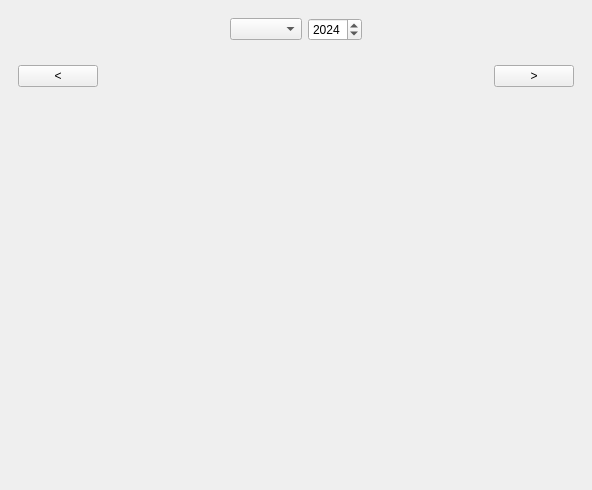
The window that src/mainwindow.ui (tototmek/PeriodCalendar) describes before a commit, drawn with Qt 5.
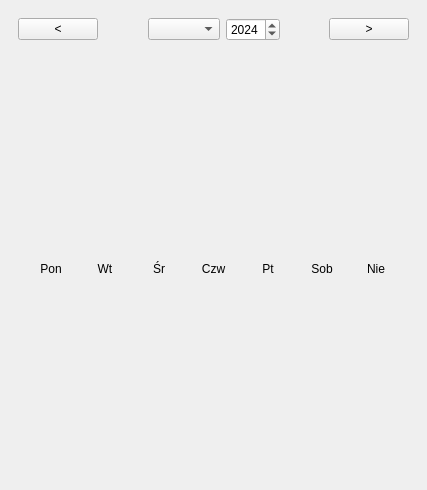
The same window after the commit.

Commit message: Add dialog to confirm setting a pill date

```diff
--- a/src/mainwindow.ui
+++ b/src/mainwindow.ui
@@ -6,7 +6,7 @@
    <rect>
     <x>0</x>
     <y>0</y>
-    <width>592</width>
+    <width>427</width>
     <height>490</height>
    </rect>
   </property>
@@ -24,6 +24,19 @@
        </sizepolicy>
       </property>
       <layout class="QHBoxLayout" name="horizontalLayout">
+       <item>
+        <widget class="QPushButton" name="prevMonthButton">
+         <property name="sizePolicy">
+          <sizepolicy hsizetype="Minimum" vsizetype="Fixed">
+           <horstretch>0</horstretch>
+           <verstretch>0</verstretch>
+          </sizepolicy>
+         </property>
+         <property name="text">
+          <string>&lt;</string>
+         </property>
+        </widget>
+       </item>
        <item>
         <spacer name="leftSpacer">
          <property name="orientation">
@@ -76,42 +89,25 @@
          </property>
         </spacer>
        </item>
+       <item>
+        <widget class="QPushButton" name="nextMonthButton">
+         <property name="sizePolicy">
+          <sizepolicy hsizetype="Minimum" vsizetype="Fixed">
+           <horstretch>0</horstretch>
+           <verstretch>0</verstretch>
+          </sizepolicy>
+         </property>
+         <property name="text">
+          <string>&gt;</string>
+         </property>
+        </widget>
+       </item>
       </layout>
      </widget>
     </item>
     <item>
      <widget class="QWidget" name="calendarContainer" native="true">
       <layout class="QHBoxLayout" name="horizontalLayout_2">
-       <item>
-        <layout class="QVBoxLayout" name="prevButtonContainer">
-         <item>
-          <widget class="QPushButton" name="prevMonthButton">
-           <property name="sizePolicy">
-            <sizepolicy hsizetype="Minimum" vsizetype="Fixed">
-             <horstretch>0</horstretch>
-             <verstretch>0</verstretch>
-            </sizepolicy>
-           </property>
-           <property name="text">
-            <string>&lt;</string>
-           </property>
-          </widget>
-         </item>
-         <item>
-          <spacer name="verticalSpacer">
-           <property name="orientation">
-            <enum>Qt::Vertical</enum>
-           </property>
-           <property name="sizeHint" stdset="0">
-            <size>
-             <width>20</width>
-             <height>40</height>
-            </size>
-           </property>
-          </spacer>
-         </item>
-        </layout>
-       </item>
        <item>
         <widget class="QWidget" name="calendarWidget" native="true">
          <property name="sizePolicy">
@@ -120,39 +116,122 @@
            <verstretch>0</verstretch>
           </sizepolicy>
          </property>
-         <layout class="QGridLayout" name="gridLayout"/>
+         <layout class="QGridLayout" name="gridLayout">
+          <item row="0" column="5">
+           <widget class="QLabel" name="label_4">
+            <property name="sizePolicy">
+             <sizepolicy hsizetype="Preferred" vsizetype="Minimum">
+              <horstretch>0</horstretch>
+              <verstretch>0</verstretch>
+             </sizepolicy>
+            </property>
+            <property name="text">
+             <string>Sob</string>
+            </property>
+            <property name="alignment">
+             <set>Qt::AlignCenter</set>
+            </property>
+           </widget>
+          </item>
+          <item row="0" column="1">
+           <widget class="QLabel" name="label_5">
+            <property name="sizePolicy">
+             <sizepolicy hsizetype="Preferred" vsizetype="Minimum">
+              <horstretch>0</horstretch>
+              <verstretch>0</verstretch>
+             </sizepolicy>
+            </property>
+            <property name="text">
+             <string>Wt</string>
+            </property>
+            <property name="alignment">
+             <set>Qt::AlignCenter</set>
+            </property>
+           </widget>
+          </item>
+          <item row="0" column="4">
+           <widget class="QLabel" name="label_3">
+            <property name="sizePolicy">
+             <sizepolicy hsizetype="Preferred" vsizetype="Minimum">
+              <horstretch>0</horstretch>
+              <verstretch>0</verstretch>
+             </sizepolicy>
+            </property>
+            <property name="text">
+             <string>Pt</string>
+            </property>
+            <property name="alignment">
+             <set>Qt::AlignCenter</set>
+            </property>
+           </widget>
+          </item>
+          <item row="0" column="0">
+           <widget class="QLabel" name="label_1">
+            <property name="sizePolicy">
+             <sizepolicy hsizetype="Preferred" vsizetype="Minimum">
+              <horstretch>0</horstretch>
+              <verstretch>0</verstretch>
+             </sizepolicy>
+            </property>
+            <property name="text">
+             <string>Pon</string>
+            </property>
+            <property name="alignment">
+             <set>Qt::AlignCenter</set>
+            </property>
+           </widget>
+          </item>
+          <item row="0" column="2">
+           <widget class="QLabel" name="label_6">
+            <property name="sizePolicy">
+             <sizepolicy hsizetype="Preferred" vsizetype="Minimum">
+              <horstretch>0</horstretch>
+              <verstretch>0</verstretch>
+             </sizepolicy>
+            </property>
+            <property name="text">
+             <string>Śr</string>
+            </property>
+            <property name="alignment">
+             <set>Qt::AlignCenter</set>
+            </property>
+           </widget>
+          </item>
+          <item row="0" column="6">
+           <widget class="QLabel" name="label_2">
+            <property name="sizePolicy">
+             <sizepolicy hsizetype="Preferred" vsizetype="Minimum">
+              <horstretch>0</horstretch>
+              <verstretch>0</verstretch>
+             </sizepolicy>
+            </property>
+            <property name="text">
+             <string>Nie</string>
+            </property>
+            <property name="alignment">
+             <set>Qt::AlignCenter</set>
+            </property>
+           </widget>
+          </item>
+          <item row="0" column="3">
+           <widget class="QLabel" name="label_7">
+            <property name="sizePolicy">
+             <sizepolicy hsizetype="Preferred" vsizetype="Minimum">
+              <horstretch>0</horstretch>
+              <verstretch>0</verstretch>
+             </sizepolicy>
+            </property>
+            <property name="text">
+             <string>Czw</string>
+            </property>
+            <property name="alignment">
+             <set>Qt::AlignCenter</set>
+            </property>
+           </widget>
+          </item>
+         </layout>
         </widget>
        </item>
-       <item>
-        <layout class="QVBoxLayout" name="nextButtonContainer">
-         <item>
-          <widget class="QPushButton" name="nextMonthButton">
-           <property name="sizePolicy">
-            <sizepolicy hsizetype="Minimum" vsizetype="Fixed">
-             <horstretch>0</horstretch>
-             <verstretch>0</verstretch>
-            </sizepolicy>
-           </property>
-           <property name="text">
-            <string>&gt;</string>
-           </property>
-          </widget>
-         </item>
-         <item>
-          <spacer name="verticalSpacer_2">
-           <property name="orientation">
-            <enum>Qt::Vertical</enum>
-           </property>
-           <property name="sizeHint" stdset="0">
-            <size>
-             <width>20</width>
-             <height>40</height>
-            </size>
-           </property>
-          </spacer>
-         </item>
-        </layout>
-       </item>
       </layout>
      </widget>
     </item>
```
The commit also changes 6 other files.
